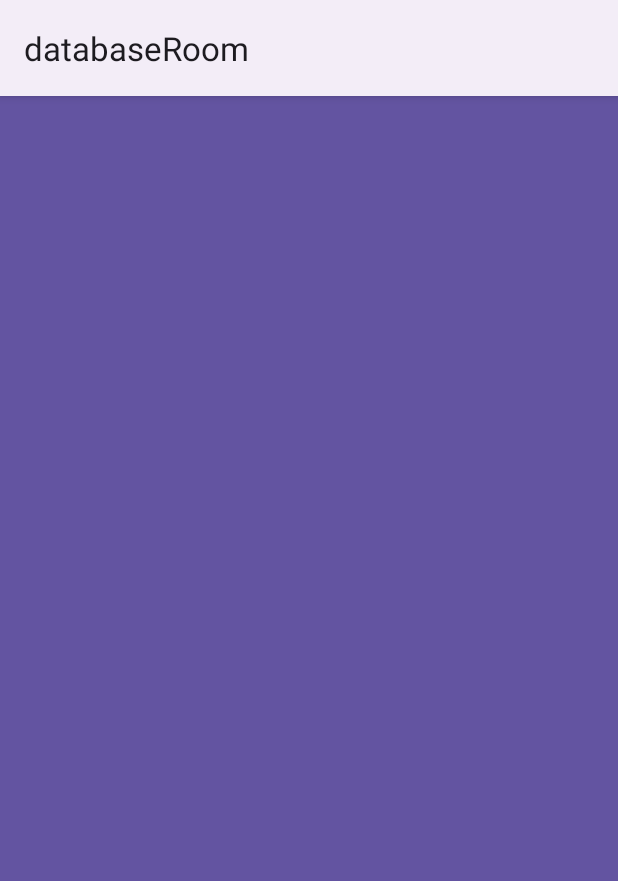
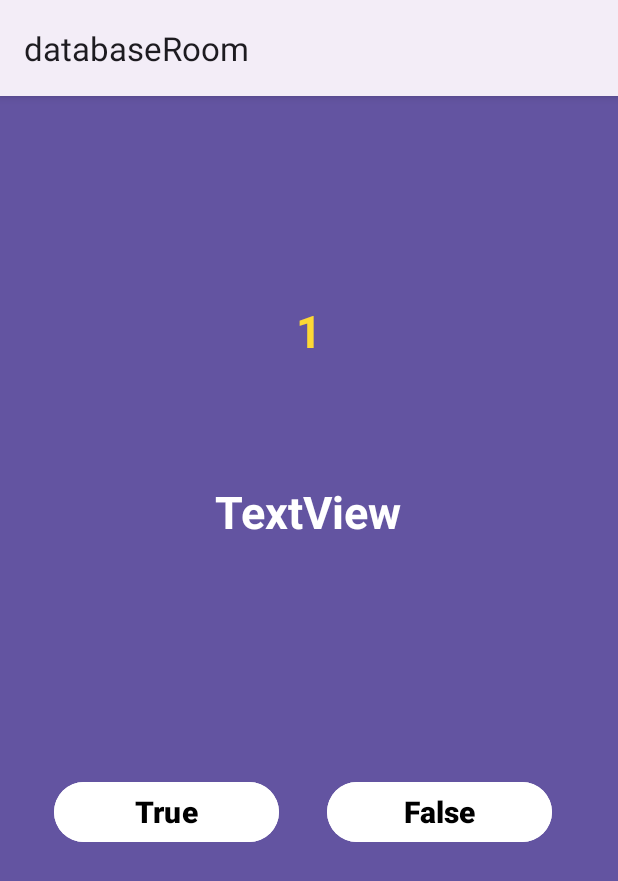
Before and after one commit to N1ph1l1m/android_saveData, an Android app: the brainTrain screen opened directly, with no data from a screen before it, on a phone screen of 412 x 824 dp. Shown: the top 881 px of the screen. Run offline under Robolectric (Android 15) with nearby library versions, the phone set to English and light mode, and no system bars.

Commit message:
Create layout in brainActivity

```diff
--- a/app/src/main/java/com/example/databaseroom/brainTrain.java
+++ b/app/src/main/java/com/example/databaseroom/brainTrain.java
@@ -3,13 +3,29 @@ package com.example.databaseroom;
 
 import androidx.appcompat.app.AppCompatActivity;
 
+import android.content.SharedPreferences;
+import android.graphics.Paint;
 import android.os.Bundle;
+import android.widget.Button;
 
 public class brainTrain extends AppCompatActivity {
+
+    private Button buttonSave;
+    private Button buttonGet;
+    private SharedPreferences pref;
+    private final String save_key = "save_key";
 
     @Override
     protected void onCreate(Bundle savedInstanceState) {
         super.onCreate(savedInstanceState);
         setContentView(R.layout.activity_brain_train);
+
+            init();
+
+
+    }
+
+    private void init(){
+        pref = getSharedPreferences("Test" , MODE_PRIVATE);
     }
 }
--- a/app/src/main/res/layout/activity_brain_train.xml
+++ b/app/src/main/res/layout/activity_brain_train.xml
@@ -7,4 +7,62 @@
     android:background="#6354A1"
     tools:context=".brainTrain">
 
+
+    <Button
+        android:id="@+id/buttonFalse"
+        android:layout_width="150dp"
+        android:layout_height="wrap_content"
+        android:layout_marginEnd="44dp"
+        android:backgroundTint="#FFFFFF"
+        android:text="False"
+        android:textColor="@color/black"
+        android:textSize="20dp"
+        android:textStyle="bold"
+        app:layout_constraintEnd_toEndOf="parent"
+
+        app:layout_constraintTop_toTopOf="@+id/buttonTrue" />
+
+    <Button
+        android:id="@+id/buttonTrue"
+        android:layout_width="150dp"
+        android:layout_height="wrap_content"
+        android:layout_marginStart="36dp"
+        android:layout_marginTop="156dp"
+        android:backgroundTint="#FFFFFF"
+        android:text="True"
+        android:textColor="@color/black"
+        android:textSize="20dp"
+        android:textStyle="bold"
+        app:layout_constraintStart_toStartOf="parent"
+        app:layout_constraintTop_toBottomOf="@+id/textView" />
+
+    <TextView
+        android:id="@+id/textView"
+        android:layout_width="wrap_content"
+        android:layout_height="wrap_content"
+        android:layout_marginTop="80dp"
+        android:text="TextView"
+        android:textColor="@color/white"
+        android:textSize="30dp"
+        android:textStyle="bold"
+        app:layout_constraintEnd_toEndOf="parent"
+        app:layout_constraintHorizontal_bias="0.498"
+        app:layout_constraintStart_toStartOf="parent"
+        app:layout_constraintTop_toBottomOf="@+id/timer" />
+
+    <TextView
+        android:id="@+id/timer"
+        android:layout_width="wrap_content"
+        android:layout_height="wrap_content"
+        android:layout_marginTop="136dp"
+        android:text="1"
+
+        android:textColor="#FDD835"
+        android:textSize="30dp"
+        android:textStyle="bold"
+        app:layout_constraintEnd_toEndOf="parent"
+        app:layout_constraintStart_toStartOf="parent"
+        app:layout_constraintTop_toTopOf="parent" />
+
+
 </androidx.constraintlayout.widget.ConstraintLayout>
--- a/app/src/main/res/layout/activity_main.xml
+++ b/app/src/main/res/layout/activity_main.xml
@@ -21,7 +21,7 @@
         app:layout_constraintTop_toBottomOf="@+id/getTextView" />
 
     <Button
-        android:id="@+id/buttonSave"
+        android:id="@+id/buttonTrue"
         android:layout_width="150dp"
         android:layout_height="wrap_content"
 
@@ -33,7 +33,7 @@
         app:layout_constraintTop_toBottomOf="@+id/editText" />
 
     <Button
-        android:id="@+id/buttonGet"
+        android:id="@+id/buttonFalse"
         android:layout_width="150dp"
         android:layout_height="wrap_content"
         android:layout_marginTop="68dp"
@@ -41,7 +41,7 @@
         android:text="@string/get"
         app:layout_constraintEnd_toEndOf="parent"
         app:layout_constraintStart_toStartOf="parent"
-        app:layout_constraintTop_toBottomOf="@+id/buttonSave" />
+        app:layout_constraintTop_toBottomOf="@+id/buttonTrue" />
 
     <TextView
         android:id="@+id/getTextView"
```
